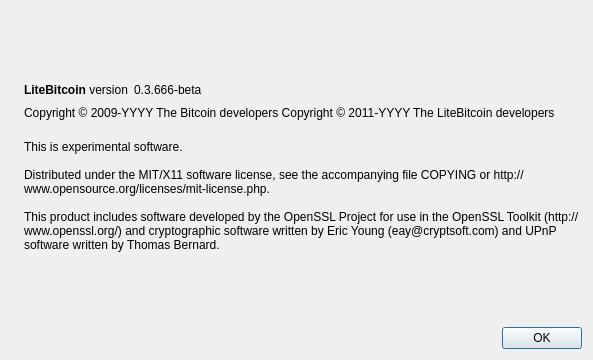
The window that src/qt/forms/aboutdialog.ui (litebitcoins/litebitcoin) describes before a commit, drawn with Qt 5.
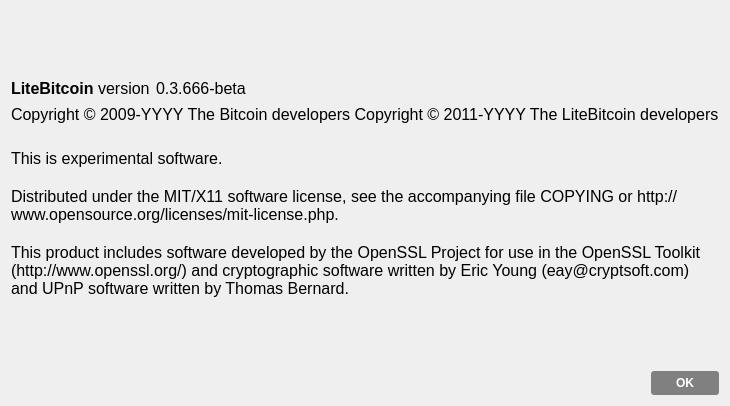
The same window after the commit. Icons and pictures are not drawn.

The edit to the form file:
```diff
--- a/src/qt/forms/aboutdialog.ui
+++ b/src/qt/forms/aboutdialog.ui
@@ -6,27 +6,44 @@
    <rect>
     <x>0</x>
     <y>0</y>
-    <width>593</width>
-    <height>360</height>
+    <width>730</width>
+    <height>406</height>
    </rect>
   </property>
   <property name="windowTitle">
    <string>About LiteBitcoin</string>
   </property>
+  <property name="styleSheet">
+   <string notr="true">QDialog#AboutDialog {
+border-image: url(':/images/about2') 0 0 0 0 stretch stretch;
+}
+QPushButton { /* Global Button Style */
+background-color:qlineargradient(spread:pad, cx:0.5, cy:0.5, radius:0.5, fx:0.5, fy:0.5, stop:0.494318 rgba(0, 0, 0, 118));
+border:0;
+border-radius:3px;
+color:#ffffff;
+font-size:12px;
+font-weight:bold;
+padding-left:25px;
+padding-right:25px;
+padding-top:5px;
+padding-bottom:5px;
+}
+
+QPushButton:hover {
+background-color:qlineargradient(spread:pad, cx:0.5, cy:0.5, radius:0.5, fx:0.5, fy:0.5, stop:0.494318 rgba(0, 0, 0, 171));
+}
+
+QPushButton:focus {
+border:none;
+outline:none;
+}
+
+QPushButton:pressed {
+border:1px solid #FFFFFF;
+}</string>
+  </property>
   <layout class="QHBoxLayout" name="horizontalLayout_2">
-   <item>
-    <widget class="QLabel" name="label_4">
-     <property name="sizePolicy">
-      <sizepolicy hsizetype="Preferred" vsizetype="Ignored">
-       <horstretch>0</horstretch>
-       <verstretch>0</verstretch>
-      </sizepolicy>
-     </property>
-     <property name="pixmap">
-      <pixmap resource="../bitcoin.qrc">:/images/about</pixmap>
-     </property>
-    </widget>
-   </item>
    <item>
     <layout class="QVBoxLayout" name="verticalLayout_2">
      <item>
@@ -46,6 +63,11 @@
       <layout class="QHBoxLayout" name="horizontalLayout">
        <item>
         <widget class="QLabel" name="label">
+         <property name="font">
+          <font>
+           <pointsize>12</pointsize>
+          </font>
+         </property>
          <property name="cursor">
           <cursorShape>IBeamCursor</cursorShape>
          </property>
@@ -59,6 +81,11 @@
        </item>
        <item>
         <widget class="QLabel" name="versionLabel">
+         <property name="font">
+          <font>
+           <pointsize>12</pointsize>
+          </font>
+         </property>
          <property name="cursor">
           <cursorShape>IBeamCursor</cursorShape>
          </property>
@@ -87,6 +114,11 @@
      </item>
      <item>
       <widget class="QLabel" name="copyrightLabel">
+       <property name="font">
+        <font>
+         <pointsize>12</pointsize>
+        </font>
+       </property>
        <property name="cursor">
         <cursorShape>IBeamCursor</cursorShape>
        </property>
@@ -104,6 +136,11 @@
      </item>
      <item>
       <widget class="QLabel" name="label_2">
+       <property name="font">
+        <font>
+         <pointsize>12</pointsize>
+        </font>
+       </property>
        <property name="cursor">
         <cursorShape>IBeamCursor</cursorShape>
        </property>
```
Left out of the diff: 12 changed lines with no effect on the pictures.
